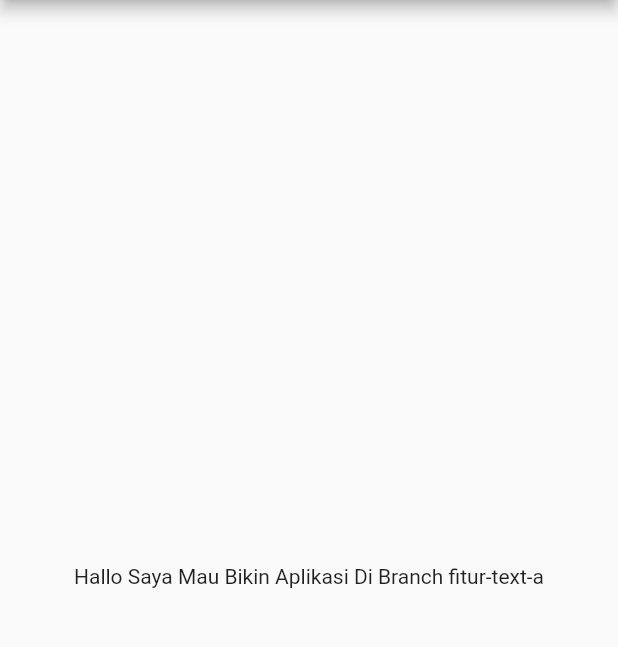
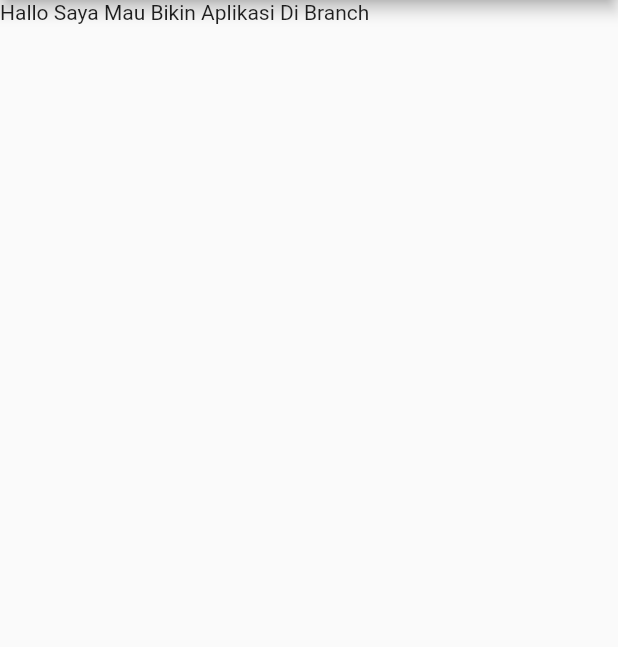
Before and after one commit to FarighMAkmalullah/Skripsi-Tugas-Akhir-QuranHeler, a Flutter app: the screen it shows after launch, on a phone screen of 412 x 824 dp, the part 84-731 px from its top. Run offline on Flutter 3.47's test engine with Material 2 defaults, Android fonts, the phone set to English and light mode, and no system bars.

Commit message:
update baru

```diff
--- a/lib/main.dart
+++ b/lib/main.dart
@@ -14,9 +14,8 @@ class QuranHealer extends StatelessWidget {
         appBar: AppBar(
           title: const Text("QuranHealer"),
         ),
-        body: const Center(
-          child: Text("Hallo Saya Mau Bikin Aplikasi Di Branch fitur-text-a"),
-        ),
+        body: Text("Hallo Saya Mau Bikin Aplikasi Di Branch "),
+
       ),
     );
   }
```
